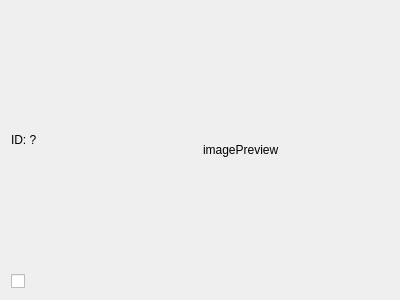
First picture: the form in capturepreview.ui, repository cowsed/KinectToolBox, before the edit.
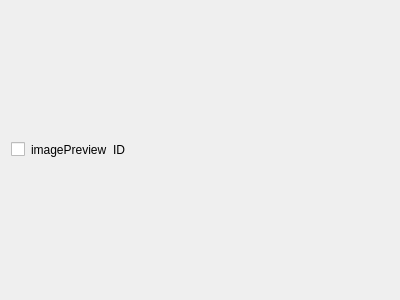
Second picture: the form after the edit. Custom widgets are drawn as their Qt base class.

What changed in the file:
```diff
--- a/capturepreview.ui
+++ b/capturepreview.ui
@@ -15,22 +15,17 @@
   </property>
   <layout class="QHBoxLayout" name="horizontalLayout">
    <item>
-    <layout class="QVBoxLayout" name="verticalLayout">
-     <item>
-      <widget class="QLabel" name="idLabel">
-       <property name="text">
-        <string>ID: ?</string>
-       </property>
-      </widget>
-     </item>
-     <item>
-      <widget class="QCheckBox" name="shownCheckbox">
-       <property name="text">
-        <string/>
-       </property>
-      </widget>
-     </item>
-    </layout>
+    <widget class="QCheckBox" name="checkBox">
+     <property name="sizePolicy">
+      <sizepolicy hsizetype="Maximum" vsizetype="Fixed">
+       <horstretch>0</horstretch>
+       <verstretch>0</verstretch>
+      </sizepolicy>
+     </property>
+     <property name="text">
+      <string/>
+     </property>
+    </widget>
    </item>
    <item>
     <widget class="QLabel" name="imagePreview">
@@ -39,8 +34,35 @@
      </property>
     </widget>
    </item>
+   <item>
+    <widget class="QLabel" name="label">
+     <property name="text">
+      <string>ID</string>
+     </property>
+    </widget>
+   </item>
+   <item>
+    <spacer name="horizontalSpacer">
+     <property name="orientation">
+      <enum>Qt::Horizontal</enum>
+     </property>
+     <property name="sizeHint" stdset="0">
+      <size>
+       <width>40</width>
+       <height>20</height>
+      </size>
+     </property>
+    </spacer>
+   </item>
   </layout>
  </widget>
+ <customwidgets>
+  <customwidget>
+   <class>AspectRatioPixmapLabel</class>
+   <extends>QLabel</extends>
+   <header>aspectratiopixmaplabel.h</header>
+  </customwidget>
+ </customwidgets>
  <resources/>
  <connections/>
 </ui>
```
Left out of the diff: 2 changed lines with no effect on the pictures.
